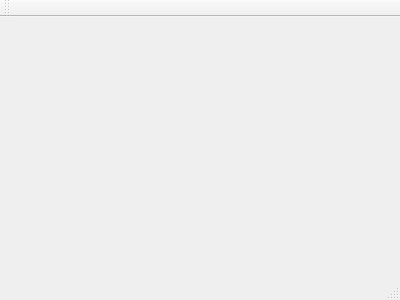
Above: 04-Qt/juros/mainwindow.ui from mjbrusso/Lab3-2021-2 before the change. Below: the same form after it.
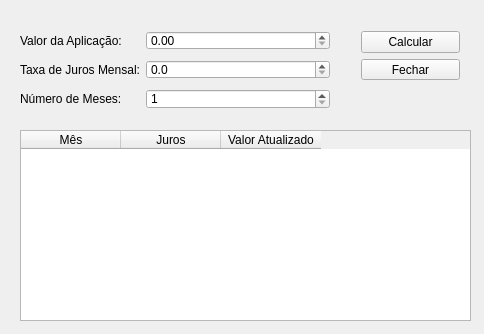
That is the form after the change.

Patch:
```diff
--- a/04-Qt/juros/mainwindow.ui
+++ b/04-Qt/juros/mainwindow.ui
@@ -1,24 +1,177 @@
 <ui version="4.0">
  <class>MainWindow</class>
- <widget class="QMainWindow" name="MainWindow" >
-  <property name="geometry" >
+ <widget class="QMainWindow" name="MainWindow">
+  <property name="geometry">
    <rect>
     <x>0</x>
     <y>0</y>
-    <width>400</width>
-    <height>300</height>
+    <width>484</width>
+    <height>334</height>
    </rect>
   </property>
   <property name="windowTitle" >
    <string>MainWindow</string>
   </property>
-  <widget class="QMenuBar" name="menuBar" />
-  <widget class="QToolBar" name="mainToolBar" />
-  <widget class="QWidget" name="centralWidget" />
-  <widget class="QStatusBar" name="statusBar" />
+  <widget class="QWidget" name="centralWidget">
+   <widget class="QWidget" name="formLayoutWidget">
+    <property name="geometry">
+     <rect>
+      <x>20</x>
+      <y>20</y>
+      <width>321</width>
+      <height>100</height>
+     </rect>
+    </property>
+    <layout class="QFormLayout" name="formLayout">
+     <property name="labelAlignment">
+      <set>Qt::AlignLeading|Qt::AlignLeft|Qt::AlignVCenter</set>
+     </property>
+     <property name="horizontalSpacing">
+      <number>6</number>
+     </property>
+     <property name="verticalSpacing">
+      <number>10</number>
+     </property>
+     <property name="leftMargin">
+      <number>0</number>
+     </property>
+     <item row="0" column="0">
+      <widget class="QLabel" name="valor_label">
+       <property name="text">
+        <string>Valor da Aplicação:</string>
+       </property>
+      </widget>
+     </item>
+     <item row="0" column="1">
+      <widget class="QDoubleSpinBox" name="valor_doubleSpinBox">
+       <property name="maximum">
+        <double>99999999999.990005493164063</double>
+       </property>
+      </widget>
+     </item>
+     <item row="1" column="0">
+      <widget class="QLabel" name="taxa_label">
+       <property name="text">
+        <string>Taxa de Juros Mensal:</string>
+       </property>
+      </widget>
+     </item>
+     <item row="1" column="1">
+      <widget class="QDoubleSpinBox" name="taxa_doubleSpinBox">
+       <property name="decimals">
+        <number>1</number>
+       </property>
+       <property name="maximum">
+        <double>99999.000000000000000</double>
+       </property>
+       <property name="singleStep">
+        <double>0.010000000000000</double>
+       </property>
+      </widget>
+     </item>
+     <item row="2" column="0">
+      <widget class="QLabel" name="nummeses_label">
+       <property name="text">
+        <string>Número de Meses:</string>
+       </property>
+      </widget>
+     </item>
+     <item row="2" column="1">
+      <widget class="QSpinBox" name="nummeses_spinBox">
+       <property name="minimum">
+        <number>1</number>
+       </property>
+       <property name="maximum">
+        <number>9999999</number>
+       </property>
+      </widget>
+     </item>
+    </layout>
+   </widget>
+   <widget class="QWidget" name="verticalLayoutWidget">
+    <property name="geometry">
+     <rect>
+      <x>350</x>
+      <y>20</y>
+      <width>121</width>
+      <height>71</height>
+     </rect>
+    </property>
+    <layout class="QVBoxLayout" name="verticalLayout">
+     <item>
+      <widget class="QPushButton" name="calcular_pushButton">
+       <property name="text">
+        <string>Calcular</string>
+       </property>
+      </widget>
+     </item>
+     <item>
+      <widget class="QPushButton" name="fechar_pushButton">
+       <property name="text">
+        <string>Fechar</string>
+       </property>
+      </widget>
+     </item>
+    </layout>
+   </widget>
+   <widget class="QTableWidget" name="valores_tableWidget">
+    <property name="geometry">
+     <rect>
+      <x>20</x>
+      <y>130</y>
+      <width>451</width>
+      <height>191</height>
+     </rect>
+    </property>
+    <property name="editTriggers">
+     <set>QAbstractItemView::NoEditTriggers</set>
+    </property>
+    <property name="selectionMode">
+     <enum>QAbstractItemView::SingleSelection</enum>
+    </property>
+    <property name="selectionBehavior">
+     <enum>QAbstractItemView::SelectRows</enum>
+    </property>
+    <property name="showGrid">
+     <bool>true</bool>
+    </property>
+    <property name="gridStyle">
+     <enum>Qt::SolidLine</enum>
+    </property>
+    <attribute name="horizontalHeaderVisible">
+     <bool>true</bool>
+    </attribute>
+    <attribute name="horizontalHeaderCascadingSectionResizes">
+     <bool>false</bool>
+    </attribute>
+    <attribute name="horizontalHeaderMinimumSectionSize">
+     <number>60</number>
+    </attribute>
+    <attribute name="horizontalHeaderStretchLastSection">
+     <bool>false</bool>
+    </attribute>
+    <attribute name="verticalHeaderVisible">
+     <bool>false</bool>
+    </attribute>
+    <column>
+     <property name="text">
+      <string>Mês</string>
+     </property>
+    </column>
+    <column>
+     <property name="text">
+      <string>Juros</string>
+     </property>
+    </column>
+    <column>
+     <property name="text">
+      <string>Valor Atualizado</string>
+     </property>
+    </column>
+   </widget>
+  </widget>
  </widget>
- <layoutDefault spacing="6" margin="11" />
- <pixmapfunction></pixmapfunction>
+ <layoutdefault spacing="6" margin="11"/>
  <resources/>
  <connections/>
 </ui>
```
Left out of the diff: 5 changed lines with no effect on the pictures.
